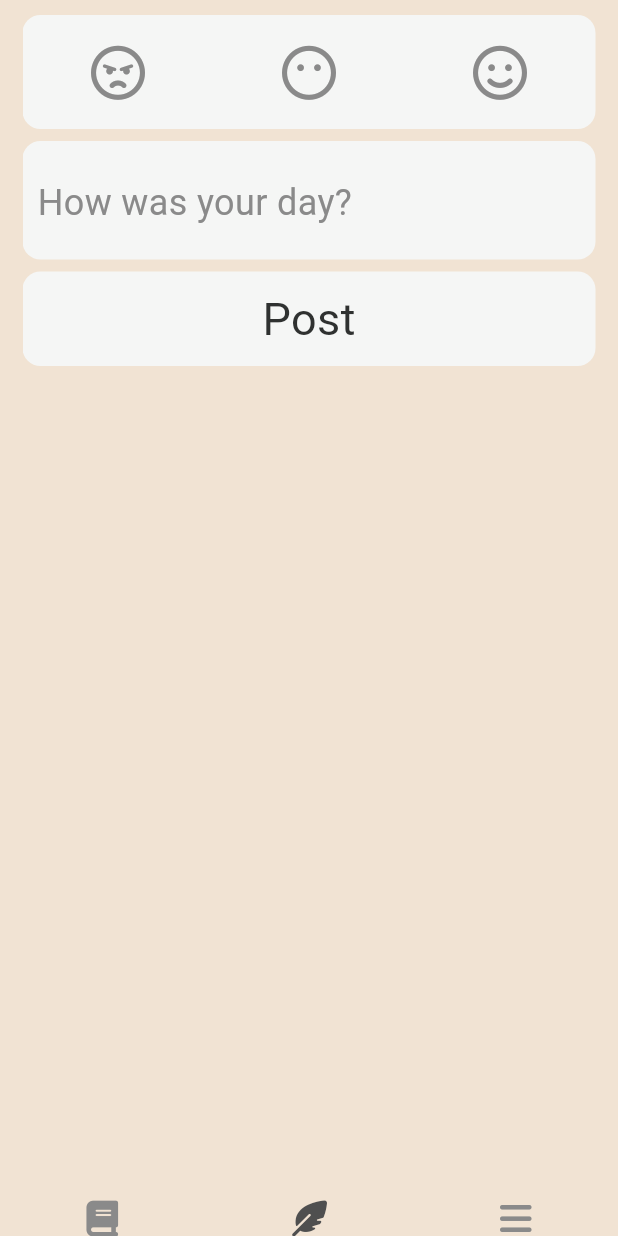
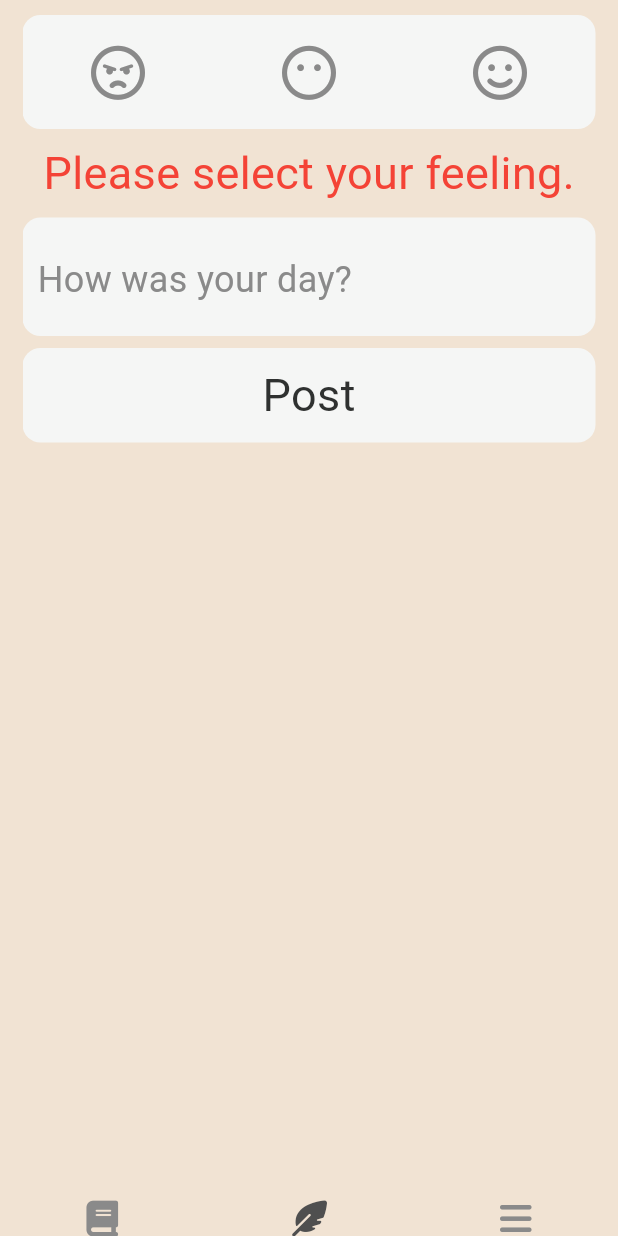
Before and after one commit to hojun-jo/moodtracker, a Flutter app: the WriteScreen screen opened by its route, after a tap on "Post", on a phone screen of 412 x 824 dp. Run offline on Flutter 3.47's test engine with Material 3 defaults, Android fonts, the phone set to English and light mode, and no system bars; our stand-ins replace cloud_firestore, device_preview, firebase_auth, firebase_core, flutter_riverpod, font_awesome_flutter and 3 more; accounts and stored records are empty; Roboto replaces fonts that are missing (Dongle).

Commit message:
feat: mood post 구현

```diff
--- a/lib/core/models/mood/mood_type.dart
+++ b/lib/core/models/mood/mood_type.dart
@@ -1,5 +1,6 @@
 import 'package:flutter/material.dart';
 import 'package:font_awesome_flutter/font_awesome_flutter.dart';
+import 'package:moodtracker/core/theme/app_color.dart';
 
 enum MoodType {
   angry,
@@ -16,4 +17,15 @@ enum MoodType {
         return FontAwesomeIcons.faceSmile;
     }
   }
+
+  Color toColor() {
+    switch (this) {
+      case MoodType.angry:
+        return AppColor.red;
+      case MoodType.blank:
+        return AppColor.yellow;
+      case MoodType.smile:
+        return AppColor.green;
+    }
+  }
 }
--- a/lib/core/theme/app_color.dart
+++ b/lib/core/theme/app_color.dart
@@ -18,4 +18,9 @@ abstract class AppColor {
   static const Color darkgrey = Color(0xff4F4F4F);
   static const Color grey = Color(0xff8A8A8A);
   static const Color lightgrey = Color(0xffBFBFBF);
+
+  // mood
+  static const Color red = Color(0xfffa897b);
+  static const Color yellow = Color(0xffffdd94);
+  static const Color green = Color(0xff86e3ce);
 }
--- a/lib/features/write/views/widgets/write_icon_button.dart
+++ b/lib/features/write/views/widgets/write_icon_button.dart
@@ -3,11 +3,15 @@ import 'package:flutter/material.dart';
 class WriteIconButton extends StatelessWidget {
   final VoidCallback onTap;
   final IconData icon;
+  final Color color;
+  final bool isSelected;
 
   const WriteIconButton({
     super.key,
     required this.onTap,
     required this.icon,
+    required this.color,
+    required this.isSelected,
   });
 
   @override
@@ -17,6 +21,7 @@ class WriteIconButton extends StatelessWidget {
       child: Icon(
         icon,
         size: 36,
+        color: isSelected ? color : null,
       ),
     );
   }
--- a/lib/features/write/views/write_screen.dart
+++ b/lib/features/write/views/write_screen.dart
@@ -1,14 +1,33 @@
 import 'package:flutter/material.dart';
+import 'package:flutter_riverpod/flutter_riverpod.dart';
+import 'package:go_router/go_router.dart';
 import 'package:moodtracker/core/models/mood/mood_type.dart';
+import 'package:moodtracker/features/write/view_models/write_view_model.dart';
 import 'package:moodtracker/features/write/views/widgets/write_icon_button.dart';
+import 'package:moodtracker/route/route_path.dart';
 
-class WriteScreen extends StatelessWidget {
+class WriteScreen extends ConsumerStatefulWidget {
   const WriteScreen({super.key});
 
   @override
+  ConsumerState<WriteScreen> createState() => _WriteScreenState();
+}
+
+class _WriteScreenState extends ConsumerState<WriteScreen> {
+  final TextEditingController _controller = TextEditingController();
+
+  MoodType? _selectedMood;
+  String? _moodErrorMessage;
+  String? _textErrorMessage;
+
+  @override
+  void dispose() {
+    _controller.dispose();
+    super.dispose();
+  }
+
+  @override
   Widget build(BuildContext context) {
-    // TODO: 아이콘 선택 색상 구현
-    // TODO: post 기능(파이어스토어에 저장) 구현
     return SingleChildScrollView(
       child: Column(
         spacing: 8,
@@ -21,18 +40,28 @@ class WriteScreen extends StatelessWidget {
                 children: [
                   ...MoodType.values.map((mood) {
                     return WriteIconButton(
-                      onTap: () {},
+                      onTap: () => _selectMood(mood),
                       icon: mood.toIcon(),
+                      color: mood.toColor(),
+                      isSelected: _selectedMood == mood,
                     );
                   }),
                 ],
               ),
             ),
           ),
+          if (_moodErrorMessage != null)
+            Text(
+              _moodErrorMessage!,
+              style: const TextStyle(
+                color: Colors.red,
+              ),
+            ),
           Card(
             child: Padding(
               padding: const EdgeInsets.all(10),
               child: TextField(
+                controller: _controller,
                 autocorrect: false,
                 maxLines: null,
                 style: Theme.of(context).textTheme.bodyMedium,
@@ -42,8 +71,15 @@ class WriteScreen extends StatelessWidget {
               ),
             ),
           ),
+          if (_textErrorMessage != null)
+            Text(
+              _textErrorMessage!,
+              style: const TextStyle(
+                color: Colors.red,
+              ),
+            ),
           GestureDetector(
-            onTap: () {},
+            onTap: _postMood,
             child: const Card(
               child: Padding(
                 padding: EdgeInsets.all(10),
@@ -60,4 +96,36 @@ class WriteScreen extends StatelessWidget {
       ),
     );
   }
+
+  void _selectMood(MoodType mood) {
+    _selectedMood = mood;
+    setState(() {});
+  }
+
+  void _postMood() {
+    if (_selectedMood == null) {
+      _moodErrorMessage = "Please select your feeling.";
+      setState(() {});
+      return;
+    }
+    if (_controller.text.isEmpty) {
+      _textErrorMessage = "Please write your feeling.";
+      setState(() {});
+      return;
+    }
+
+    final viewModel = ref.read(writeProvider.notifier);
+
+    viewModel.post(_selectedMood!, _controller.text);
+    _resetWriteScreen();
+    context.go(RoutePath.home);
+  }
+
+  void _resetWriteScreen() {
+    _controller.text = "";
+    _selectedMood = null;
+    _moodErrorMessage = null;
+    _textErrorMessage = null;
+    setState(() {});
+  }
 }
```
Also changed, not shown: lib/core/models/mood/mood_model.dart (+10 -0 lines), lib/features/write/repos/write_repository.dart (added, +17 -0 lines), lib/features/write/view_models/write_view_model.dart (added, +37 -0 lines).
